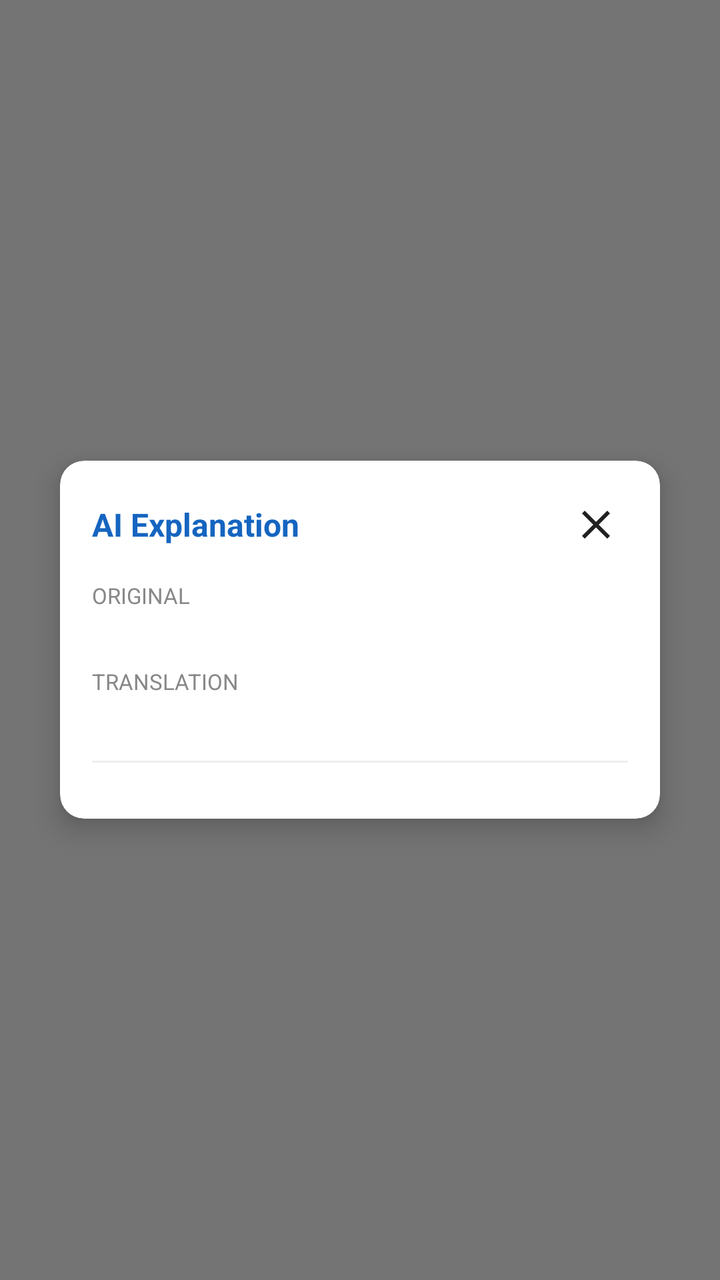
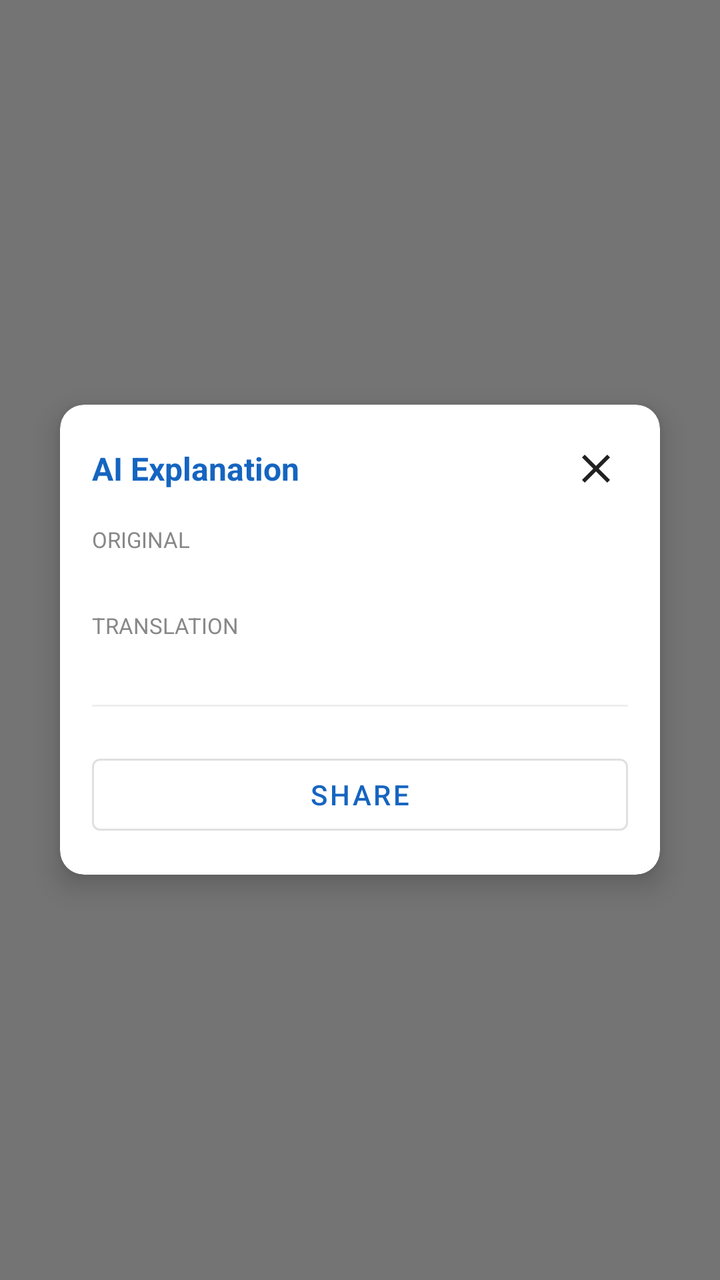

Compare the two renders of this Android layout. The source of the first and the diff that turns it into the second are given below.
<!-- AndroidManifest.xml: application theme Theme.ScreenTranslate -->
<!-- res/layout/overlay_ai_detail.xml -->
<?xml version="1.0" encoding="utf-8"?>
<FrameLayout xmlns:android="http://schemas.android.com/apk/res/android"
    android:layout_width="match_parent"
    android:layout_height="match_parent"
    android:background="#88000000">

    <androidx.cardview.widget.CardView
        xmlns:app="http://schemas.android.com/apk/res-auto"
        android:layout_width="300dp"
        android:layout_height="wrap_content"
        android:layout_gravity="center"
        android:layout_margin="16dp"
        app:cardCornerRadius="12dp"
        app:cardElevation="8dp">

        <ScrollView
            android:layout_width="match_parent"
            android:layout_height="wrap_content"
            android:overScrollMode="never">

            <LinearLayout
                android:layout_width="match_parent"
                android:layout_height="wrap_content"
                android:orientation="vertical"
                android:padding="16dp">

                
                <LinearLayout
                    android:layout_width="match_parent"
                    android:layout_height="wrap_content"
                    android:orientation="horizontal"
                    android:gravity="center_vertical"
                    android:layout_marginBottom="12dp">

                    <TextView
                        android:layout_width="0dp"
                        android:layout_height="wrap_content"
                        android:layout_weight="1"
                        android:text="@string/ai_detail_title"
                        android:textSize="16sp"
                        android:textStyle="bold"
                        android:textColor="@color/primary" />

                    <ImageButton
                        android:id="@+id/btnClose"
                        android:layout_width="32dp"
                        android:layout_height="32dp"
                        android:background="?attr/selectableItemBackgroundBorderless"
                        android:src="@drawable/ic_close"
                        android:contentDescription="Close"
                        android:tint="@color/on_surface" />
                </LinearLayout>

                
                <TextView
                    android:layout_width="match_parent"
                    android:layout_height="wrap_content"
                    android:text="@string/ai_original_label"
                    android:textSize="11sp"
                    android:textColor="#888888"
                    android:textAllCaps="true" />

                <TextView
                    android:id="@+id/tvOriginal"
                    android:layout_width="match_parent"
                    android:layout_height="wrap_content"
                    android:textSize="15sp"
                    android:textStyle="bold"
                    android:layout_marginBottom="8dp" />

                
                <TextView
                    android:layout_width="match_parent"
                    android:layout_height="wrap_content"
                    android:text="@string/ai_translation_label"
                    android:textSize="11sp"
                    android:textColor="#888888"
                    android:textAllCaps="true" />

                <TextView
                    android:id="@+id/tvTranslated"
                    android:layout_width="match_parent"
                    android:layout_height="wrap_content"
                    android:textSize="15sp"
                    android:textColor="@color/primary"
                    android:layout_marginBottom="12dp" />

                <View
                    android:layout_width="match_parent"
                    android:layout_height="1dp"
                    android:background="#EEEEEE"
                    android:layout_marginBottom="12dp" />

                
                <ProgressBar
                    android:id="@+id/progressBar"
                    android:layout_width="wrap_content"
                    android:layout_height="wrap_content"
                    android:layout_gravity="center_horizontal"
                    android:visibility="gone" />

                
                <LinearLayout
                    android:id="@+id/layoutAiContent"
                    android:layout_width="match_parent"
                    android:layout_height="wrap_content"
                    android:orientation="vertical"
                    android:visibility="gone">

                    <TextView
                        android:layout_width="match_parent"
                        android:layout_height="wrap_content"
                        android:text="@string/ai_definition_label"
                        android:textSize="11sp"
                        android:textColor="#888888"
                        android:textAllCaps="true" />

                    <TextView
                        android:id="@+id/tvDefinition"
                        android:layout_width="match_parent"
                        android:layout_height="wrap_content"
                        android:textSize="13sp"
                        android:layout_marginBottom="10dp" />

                    <TextView
                        android:layout_width="match_parent"
                        android:layout_height="wrap_content"
                        android:text="@string/ai_examples_label"
                        android:textSize="11sp"
                        android:textColor="#888888"
                        android:textAllCaps="true" />

                    <TextView
                        android:id="@+id/tvExamples"
                        android:layout_width="match_parent"
                        android:layout_height="wrap_content"
                        android:textSize="13sp"
                        android:lineSpacingExtra="4dp" />

                </LinearLayout>

                
                <TextView
                    android:id="@+id/tvAiError"
                    android:layout_width="match_parent"
                    android:layout_height="wrap_content"
                    android:textSize="12sp"
                    android:textColor="@color/error"
                    android:visibility="gone" />

            </LinearLayout>
        </ScrollView>
    </androidx.cardview.widget.CardView>
</FrameLayout>
<!-- resources referenced by this layout -->
<resources>
  <color name="error">#B00020</color>
  <color name="on_surface">#212121</color>
  <color name="primary">#1565C0</color>
  <!-- drawable ic_close (drawable) -->
  <?xml version="1.0" encoding="utf-8"?>
  <vector xmlns:android="http://schemas.android.com/apk/res/android"
      android:width="24dp"
      android:height="24dp"
      android:viewportWidth="24"
      android:viewportHeight="24"
      android:tint="@color/fab_icon">
      <path
          android:fillColor="@android:color/white"
          android:pathData="M19,6.41L17.59,5 12,10.59 6.41,5 5,6.41 10.59,12 5,17.59 6.41,19 12,13.41 17.59,19 19,17.59 13.41,12z" />
  </vector>
  <string name="ai_definition_label">DEFINITION</string>
  <string name="ai_detail_title">AI Explanation</string>
  <string name="ai_examples_label">USAGE EXAMPLES</string>
  <string name="ai_original_label">ORIGINAL</string>
  <string name="ai_translation_label">TRANSLATION</string>
  <style name="Theme.ScreenTranslate" parent="Theme.MaterialComponents.DayNight.DarkActionBar">
          <item name="colorPrimary">@color/primary</item>
          <item name="colorPrimaryDark">@color/primary_dark</item>
          <item name="colorAccent">@color/secondary</item>
          <item name="android:windowBackground">@color/background</item>
      </style>
  <color name="fab_icon">#FFFFFF</color>
  <color name="primary_dark">#003c8f</color>
  <color name="secondary">#00B0FF</color>
  <color name="background">#FAFAFA</color>
</resources>

<!-- the commit's change to res/layout/overlay_ai_detail.xml (unified diff, before → after) -->
@@ -148,6 +148,15 @@
                     android:textColor="@color/error"
                     android:visibility="gone" />
 
+                
+                <Button
+                    android:id="@+id/btnShare"
+                    style="@style/Widget.MaterialComponents.Button.OutlinedButton"
+                    android:layout_width="match_parent"
+                    android:layout_height="wrap_content"
+                    android:layout_marginTop="8dp"
+                    android:text="@string/share_translation" />
+
             </LinearLayout>
         </ScrollView>
     </androidx.cardview.widget.CardView>
<!-- resource entries referenced after the edit -->
@@ -20,6 +20,7 @@
   <string name="ai_examples_label">USAGE EXAMPLES</string>
   <string name="ai_original_label">ORIGINAL</string>
   <string name="ai_translation_label">TRANSLATION</string>
+  <string name="share_translation">Share</string>
   <style name="Theme.ScreenTranslate" parent="Theme.MaterialComponents.DayNight.DarkActionBar">
           <item name="colorPrimary">@color/primary</item>
           <item name="colorPrimaryDark">@color/primary_dark</item>
